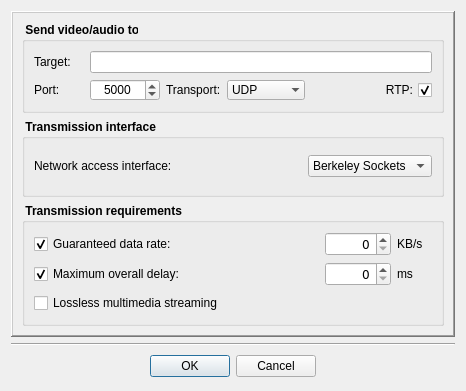
Before: the Qt Designer form Homer/forms/Dialogs/AddNetworkSinkDialog.ui in Homer-Conferencing/Homer-Conferencing, drawn with Qt 5.
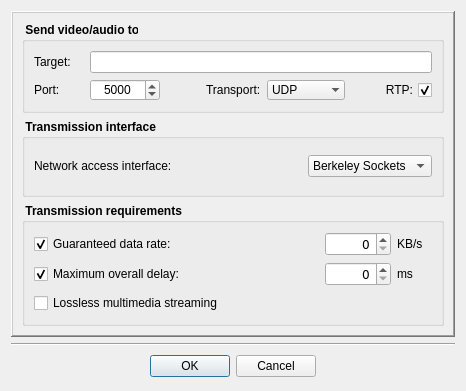
After: the same form once the commit is applied. Icons and pictures are not drawn.

Patch:
```diff
--- a/Homer/forms/Dialogs/AddNetworkSinkDialog.ui
+++ b/Homer/forms/Dialogs/AddNetworkSinkDialog.ui
@@ -124,6 +124,19 @@
              </property>
             </widget>
            </item>
+           <item>
+            <spacer name="horizontalSpacer">
+             <property name="orientation">
+              <enum>Qt::Horizontal</enum>
+             </property>
+             <property name="sizeHint" stdset="0">
+              <size>
+               <width>40</width>
+               <height>20</height>
+              </size>
+             </property>
+            </spacer>
+           </item>
            <item>
             <widget class="QLabel" name="label">
              <property name="font">
```
